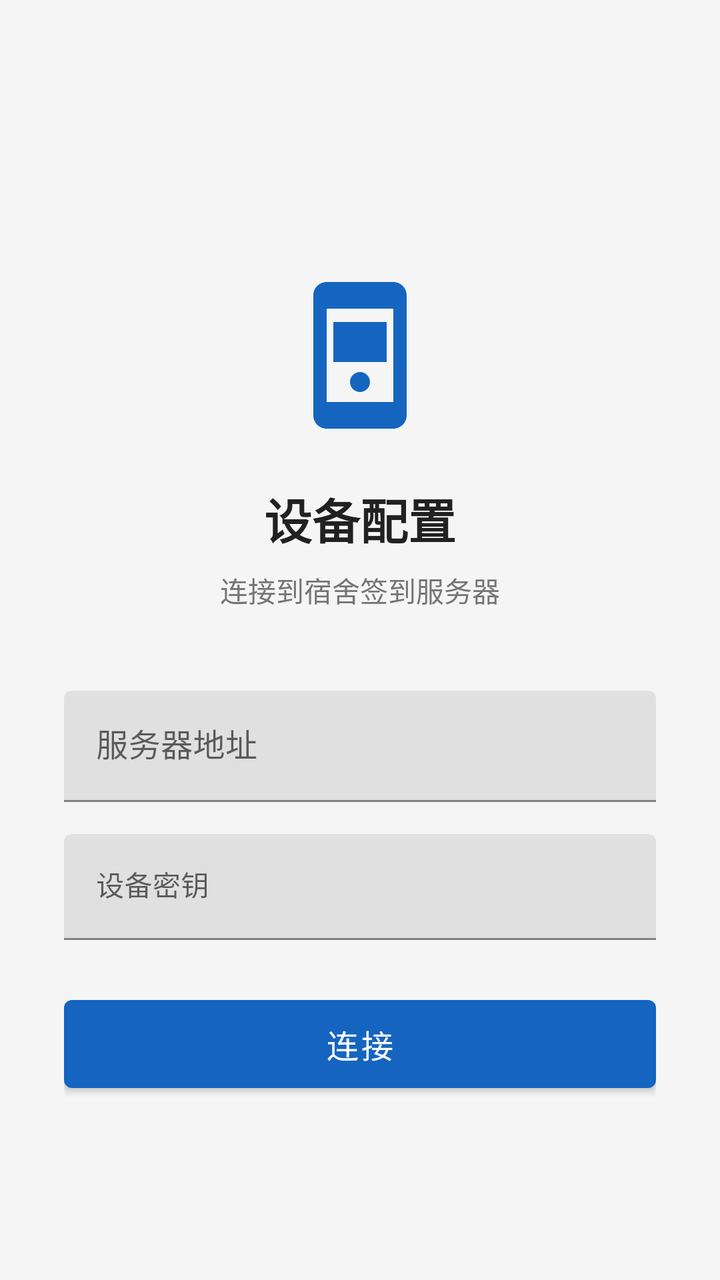
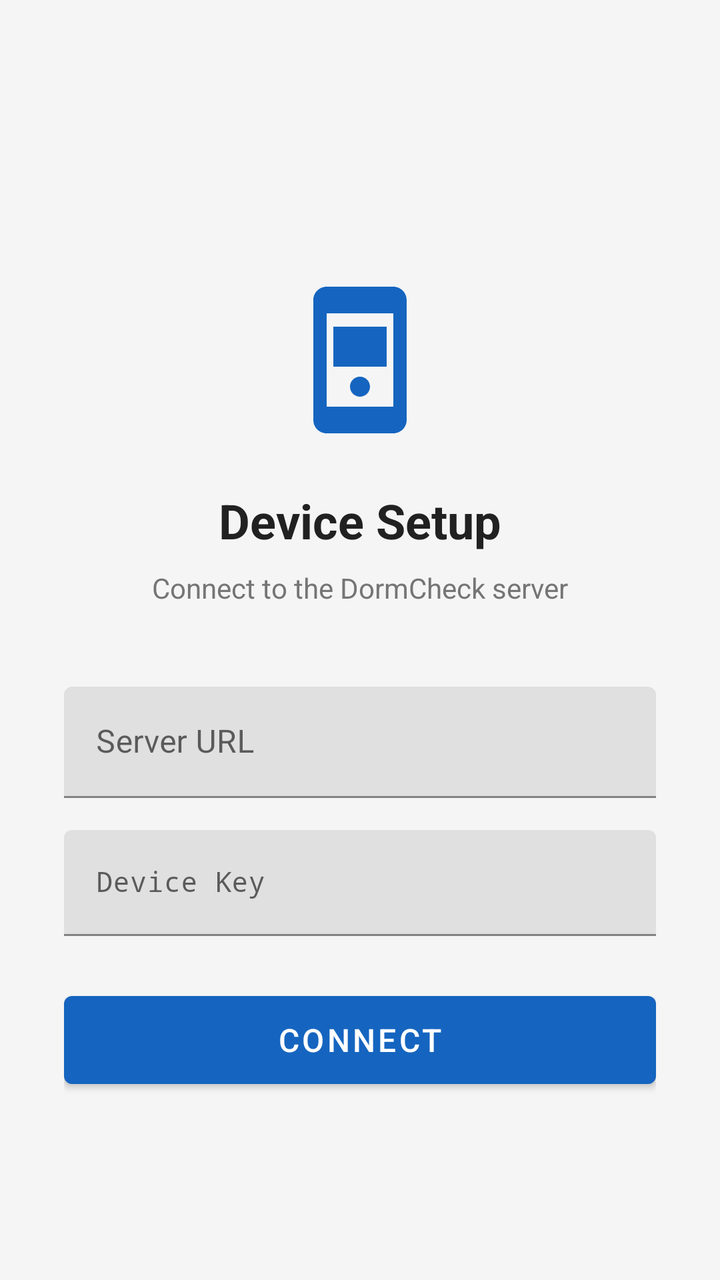

An Android layout rendered at two revisions. The XML below is the earlier revision; the diff shows what the commit changed to produce the second picture.
<!-- AndroidManifest.xml: application theme Theme.DormCheck -->
<!-- res/layout/activity_setup.xml -->
<?xml version="1.0" encoding="utf-8"?>
<ScrollView xmlns:android="http://schemas.android.com/apk/res/android"
    android:layout_width="match_parent"
    android:layout_height="match_parent"
    android:background="@color/background"
    android:fillViewport="true">

    <LinearLayout
        android:layout_width="match_parent"
        android:layout_height="wrap_content"
        android:gravity="center"
        android:orientation="vertical"
        android:padding="32dp">

        <ImageView
            android:layout_width="80dp"
            android:layout_height="80dp"
            android:layout_marginTop="48dp"
            android:src="@drawable/ic_device_setup"
            android:contentDescription="设备配置" />

        <TextView
            android:layout_width="wrap_content"
            android:layout_height="wrap_content"
            android:layout_marginTop="24dp"
            android:text="@string/setup_title"
            android:textSize="24sp"
            android:textStyle="bold"
            android:textColor="@color/text_primary" />

        <TextView
            android:layout_width="wrap_content"
            android:layout_height="wrap_content"
            android:layout_marginTop="8dp"
            android:text="连接到宿舍签到服务器"
            android:textSize="14sp"
            android:textColor="@color/text_secondary" />

        <com.google.android.material.textfield.TextInputLayout
            android:layout_width="match_parent"
            android:layout_height="wrap_content"
            android:layout_marginTop="40dp"
            android:hint="@string/setup_server_url">

            <com.google.android.material.textfield.TextInputEditText
                android:id="@+id/input_server_url"
                android:layout_width="match_parent"
                android:layout_height="wrap_content"
                android:inputType="textUri"
                android:singleLine="true"
                android:textSize="16sp" />

        </com.google.android.material.textfield.TextInputLayout>

        <com.google.android.material.textfield.TextInputLayout
            android:layout_width="match_parent"
            android:layout_height="wrap_content"
            android:layout_marginTop="16dp"
            android:hint="@string/setup_api_key">

            <com.google.android.material.textfield.TextInputEditText
                android:id="@+id/input_api_key"
                android:layout_width="match_parent"
                android:layout_height="wrap_content"
                android:inputType="textPassword"
                android:singleLine="true"
                android:fontFamily="monospace"
                android:textSize="14sp" />

        </com.google.android.material.textfield.TextInputLayout>

        <TextView
            android:id="@+id/text_error"
            android:layout_width="match_parent"
            android:layout_height="wrap_content"
            android:layout_marginTop="16dp"
            android:textColor="@color/error"
            android:textSize="14sp"
            android:visibility="gone" />

        <ProgressBar
            android:id="@+id/progress_bar"
            android:layout_width="wrap_content"
            android:layout_height="wrap_content"
            android:layout_marginTop="16dp"
            android:visibility="gone" />

        <com.google.android.material.button.MaterialButton
            android:id="@+id/btn_connect"
            android:layout_width="match_parent"
            android:layout_height="56dp"
            android:layout_marginTop="24dp"
            android:text="@string/setup_connect"
            android:textSize="16sp" />

    </LinearLayout>

</ScrollView>
<!-- resources referenced by this layout -->
<resources>
  <color name="background">#F5F5F5</color>
  <color name="error">#C62828</color>
  <color name="text_primary">#212121</color>
  <color name="text_secondary">#757575</color>
  <!-- drawable ic_device_setup (drawable) -->
  <vector xmlns:android="http://schemas.android.com/apk/res/android"
      android:width="80dp"
      android:height="80dp"
      android:viewportWidth="24"
      android:viewportHeight="24">
      <path
          android:fillColor="#1565C0"
          android:pathData="M17,1H7C5.9,1 5,1.9 5,3V21C5,22.1 5.9,23 7,23H17C18.1,23 19,22.1 19,21V3C19,1.9 18.1,1 17,1ZM17,19H7V5H17V19ZM12,17.5C12.83,17.5 13.5,16.83 13.5,16C13.5,15.17 12.83,14.5 12,14.5C11.17,14.5 10.5,15.17 10.5,16C10.5,16.83 11.17,17.5 12,17.5ZM8,7H16V13H8V7Z" />
  </vector>
  <string name="setup_api_key">设备密钥</string>
  <string name="setup_connect">连接</string>
  <string name="setup_server_url">服务器地址</string>
  <string name="setup_title">设备配置</string>
  <style name="Theme.DormCheck" parent="Theme.MaterialComponents.Light.NoActionBar">
          <item name="colorPrimary">@color/primary</item>
          <item name="colorPrimaryDark">@color/primary_dark</item>
          <item name="colorAccent">@color/accent</item>
          <item name="android:statusBarColor">@color/status_bar</item>
          <item name="android:windowBackground">@color/background</item>
      </style>
  <color name="primary">#1565C0</color>
  <color name="primary_dark">#0D47A1</color>
  <color name="accent">#FF6F00</color>
  <color name="status_bar">#0D47A1</color>
</resources>

<!-- the commit's change to res/layout/activity_setup.xml (unified diff, before → after) -->
@@ -17,7 +17,7 @@
             android:layout_height="80dp"
             android:layout_marginTop="48dp"
             android:src="@drawable/ic_device_setup"
-            android:contentDescription="设备配置" />
+            android:contentDescription="Device setup" />
 
         <TextView
             android:layout_width="wrap_content"
@@ -32,7 +32,7 @@
             android:layout_width="wrap_content"
             android:layout_height="wrap_content"
             android:layout_marginTop="8dp"
-            android:text="连接到宿舍签到服务器"
+            android:text="Connect to the DormCheck server"
             android:textSize="14sp"
             android:textColor="@color/text_secondary" />
 
<!-- resource entries referenced after the edit -->
@@ -14,10 +14,10 @@
           android:fillColor="#1565C0"
           android:pathData="M17,1H7C5.9,1 5,1.9 5,3V21C5,22.1 5.9,23 7,23H17C18.1,23 19,22.1 19,21V3C19,1.9 18.1,1 17,1ZM17,19H7V5H17V19ZM12,17.5C12.83,17.5 13.5,16.83 13.5,16C13.5,15.17 12.83,14.5 12,14.5C11.17,14.5 10.5,15.17 10.5,16C10.5,16.83 11.17,17.5 12,17.5ZM8,7H16V13H8V7Z" />
   </vector>
-  <string name="setup_api_key">设备密钥</string>
-  <string name="setup_connect">连接</string>
-  <string name="setup_server_url">服务器地址</string>
-  <string name="setup_title">设备配置</string>
+  <string name="setup_api_key">Device Key</string>
+  <string name="setup_connect">Connect</string>
+  <string name="setup_server_url">Server URL</string>
+  <string name="setup_title">Device Setup</string>
   <style name="Theme.DormCheck" parent="Theme.MaterialComponents.Light.NoActionBar">
           <item name="colorPrimary">@color/primary</item>
           <item name="colorPrimaryDark">@color/primary_dark</item>
